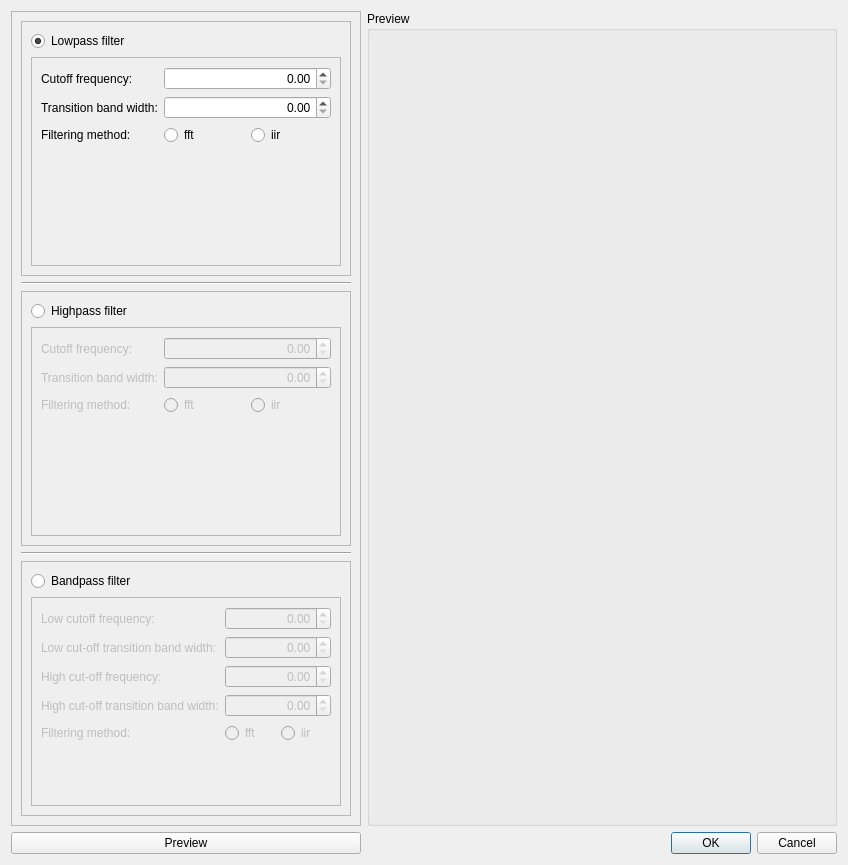
The window that meggie/ui/qt4Designer_ui_files/filterDialog.ui (cibr-jyu/meggie) describes before a commit, drawn with Qt 5.
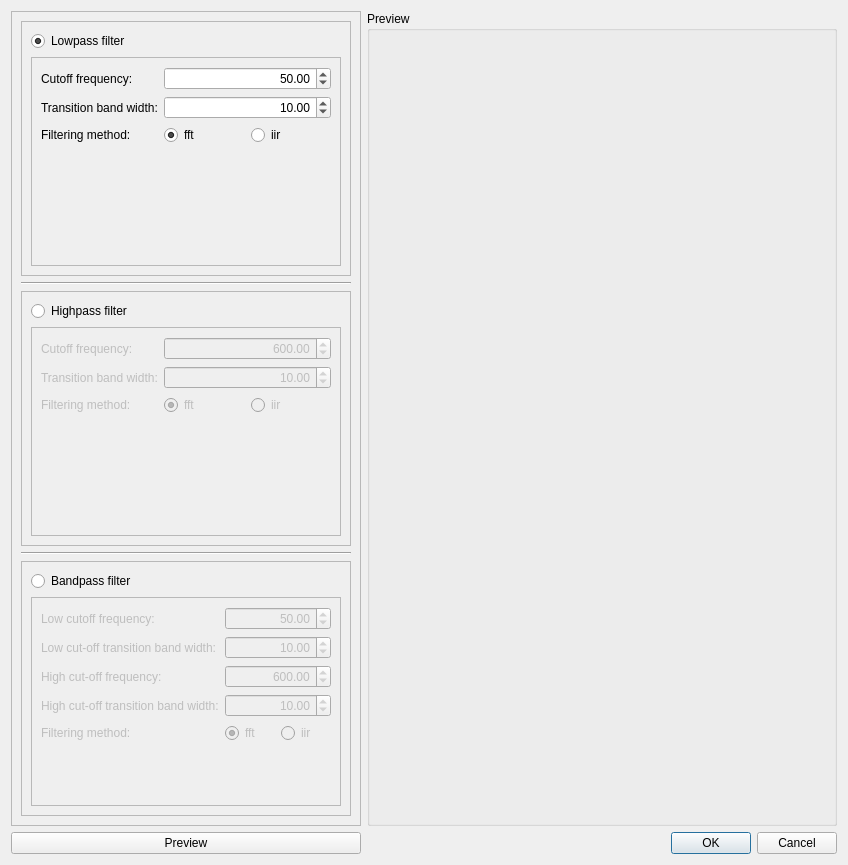
The same window after the commit. Custom widgets are drawn as their Qt base class.

```diff
--- a/meggie/ui/qt4Designer_ui_files/filterDialog.ui
+++ b/meggie/ui/qt4Designer_ui_files/filterDialog.ui
@@ -106,6 +106,15 @@
               <property name="alignment">
                <set>Qt::AlignRight|Qt::AlignTrailing|Qt::AlignVCenter</set>
               </property>
+              <property name="maximum">
+               <double>10000.000000000000000</double>
+              </property>
+              <property name="singleStep">
+               <double>10.000000000000000</double>
+              </property>
+              <property name="value">
+               <double>50.000000000000000</double>
+              </property>
              </widget>
             </item>
             <item row="1" column="0">
@@ -120,6 +129,15 @@
               <property name="alignment">
                <set>Qt::AlignRight|Qt::AlignTrailing|Qt::AlignVCenter</set>
               </property>
+              <property name="maximum">
+               <double>10000.000000000000000</double>
+              </property>
+              <property name="singleStep">
+               <double>10.000000000000000</double>
+              </property>
+              <property name="value">
+               <double>10.000000000000000</double>
+              </property>
              </widget>
             </item>
             <item row="2" column="0">
@@ -136,6 +154,9 @@
                 <property name="text">
                  <string>fft</string>
                 </property>
+                <property name="checked">
+                 <bool>true</bool>
+                </property>
                 <attribute name="buttonGroup">
                  <string notr="true">buttonGroupLowpassMethod</string>
                 </attribute>
@@ -218,6 +239,15 @@
               <property name="alignment">
                <set>Qt::AlignRight|Qt::AlignTrailing|Qt::AlignVCenter</set>
               </property>
+              <property name="maximum">
+               <double>10000.000000000000000</double>
+              </property>
+              <property name="singleStep">
+               <double>10.000000000000000</double>
+              </property>
+              <property name="value">
+               <double>600.000000000000000</double>
+              </property>
              </widget>
             </item>
             <item row="1" column="0">
@@ -232,6 +262,15 @@
               <property name="alignment">
                <set>Qt::AlignRight|Qt::AlignTrailing|Qt::AlignVCenter</set>
               </property>
+              <property name="maximum">
+               <double>10000.000000000000000</double>
+              </property>
+              <property name="singleStep">
+               <double>10.000000000000000</double>
+              </property>
+              <property name="value">
+               <double>10.000000000000000</double>
+              </property>
              </widget>
             </item>
             <item row="2" column="0">
@@ -248,6 +287,9 @@
                 <property name="text">
                  <string>fft</string>
                 </property>
+                <property name="checked">
+                 <bool>true</bool>
+                </property>
                 <attribute name="buttonGroup">
                  <string notr="true">buttonGroupHighpassMethod</string>
                 </attribute>
@@ -321,6 +363,15 @@
               <property name="alignment">
                <set>Qt::AlignRight|Qt::AlignTrailing|Qt::AlignVCenter</set>
               </property>
+              <property name="maximum">
+               <double>10000.000000000000000</double>
+              </property>
+              <property name="singleStep">
+               <double>10.000000000000000</double>
+              </property>
+              <property name="value">
+               <double>50.000000000000000</double>
+              </property>
              </widget>
             </item>
             <item row="1" column="0">
@@ -335,6 +386,15 @@
               <property name="alignment">
                <set>Qt::AlignRight|Qt::AlignTrailing|Qt::AlignVCenter</set>
               </property>
+              <property name="maximum">
+               <double>10000.000000000000000</double>
+              </property>
+              <property name="singleStep">
+               <double>10.000000000000000</double>
+              </property>
+              <property name="value">
+               <double>10.000000000000000</double>
+              </property>
              </widget>
             </item>
             <item row="2" column="0">
@@ -349,6 +409,15 @@
               <property name="alignment">
                <set>Qt::AlignRight|Qt::AlignTrailing|Qt::AlignVCenter</set>
               </property>
+              <property name="maximum">
+               <double>10000.000000000000000</double>
+              </property>
+              <property name="singleStep">
+               <double>10.000000000000000</double>
+              </property>
+              <property name="value">
+               <double>600.000000000000000</double>
+              </property>
              </widget>
             </item>
             <item row="3" column="0">
@@ -363,6 +432,15 @@
               <property name="alignment">
                <set>Qt::AlignRight|Qt::AlignTrailing|Qt::AlignVCenter</set>
               </property>
+              <property name="maximum">
+               <double>10000.000000000000000</double>
+              </property>
+              <property name="singleStep">
+               <double>10.000000000000000</double>
+              </property>
+              <property name="value">
+               <double>10.000000000000000</double>
+              </property>
              </widget>
             </item>
             <item row="4" column="0">
@@ -379,6 +457,9 @@
                 <property name="text">
                  <string>fft</string>
                 </property>
+                <property name="checked">
+                 <bool>true</bool>
+                </property>
                 <attribute name="buttonGroup">
                  <string notr="true">buttonGroupBandpassMethod</string>
                 </attribute>
```
